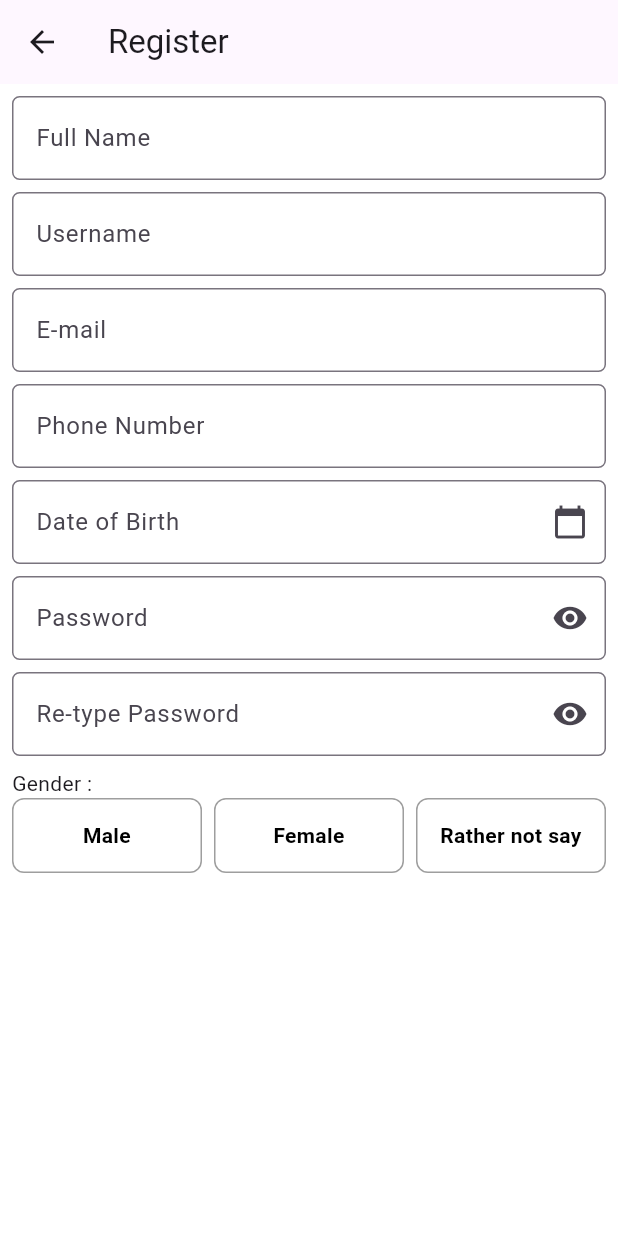
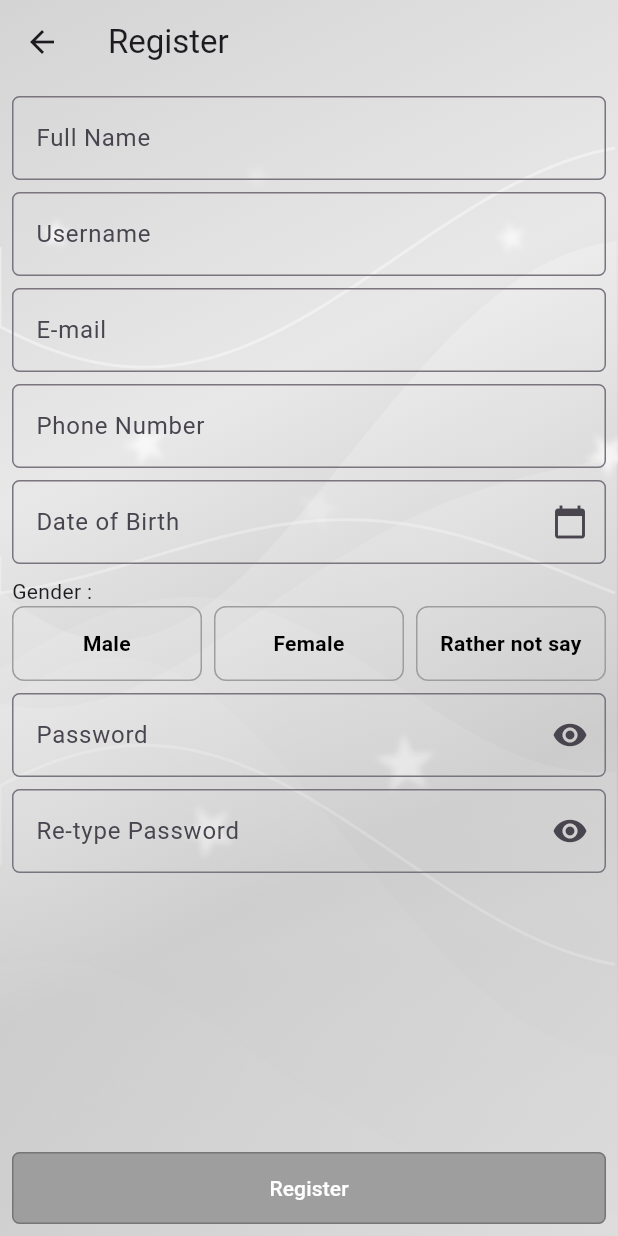
Before and after one commit to NicholasWjy24/SilverStar, a Flutter app: the RegisterScreen screen opened directly, on a phone screen of 412 x 824 dp. Run offline on Flutter 3.47's test engine with Material 3 defaults, Android fonts, the phone set to English and light mode, and no system bars; our stand-ins replace cloud_firestore, firebase_auth, firebase_core; accounts and stored records are empty.

Commit message:
fix: fix background appbar sudah tidak berwarna putih

```diff
--- a/lib/view/Register_Screen.dart
+++ b/lib/view/Register_Screen.dart
@@ -23,7 +23,6 @@ class _RegisterScreenState extends State<RegisterScreen> {
   final TextEditingController birthDateController = TextEditingController();
   final TextEditingController genderController = TextEditingController();
   final TextEditingController phoneNumberController = TextEditingController();
-  final TextEditingController addressController = TextEditingController();
 
   bool obscureTextPassword = true;
   bool obscureTextConfirmPassword = true;
@@ -31,8 +30,11 @@ class _RegisterScreenState extends State<RegisterScreen> {
   @override
   Widget build(BuildContext context) {
     return Scaffold(
-      appBar: AppBar(title: Text('Register')),
-      body: SafeArea(
+      extendBodyBehindAppBar: true,
+      backgroundColor: Colors.transparent,
+      appBar: AppBar(title: Text('Register'), backgroundColor: Colors.transparent,),
+      body: SilkyMetallicBackground(
+        child: SafeArea(
           child: Padding(
             padding: EdgeInsetsGeometry.all(8),
             child: Column(
@@ -106,6 +108,12 @@ class _RegisterScreenState extends State<RegisterScreen> {
                   },
                 ),
                 const SizedBox(height: 8),
+                Column(
+                  mainAxisAlignment: MainAxisAlignment.start,
+                  crossAxisAlignment: CrossAxisAlignment.start,
+                  children: [Text('Gender : '), GenderToggle()],
+                ),
+                const SizedBox(height: 8),
                 TextField(
                   controller: passwordController,
                   obscureText: obscureTextPassword,
@@ -149,16 +157,27 @@ class _RegisterScreenState extends State<RegisterScreen> {
                     labelText: "Re-type Password",
                   ),
                 ),
-              const SizedBox(height: 8),
-              Column(
-                mainAxisAlignment: MainAxisAlignment.start,
-                crossAxisAlignment: CrossAxisAlignment.start,
-                children: [
-                  Text('Gender : '),
-                  GenderToggle(),
+                Spacer(),
+                SizedBox(
+                  width: double.infinity,
+                  child: TextButton(
+                    style: TextButton.styleFrom(
+                      backgroundColor: Colors.grey,
+                      foregroundColor: Colors.white,
+                      shape: RoundedRectangleBorder(
+                        borderRadius: BorderRadius.circular(5),
+                        side: const BorderSide(color: Colors.black26, width: 1),
+                      ),
+                      padding: const EdgeInsets.symmetric(vertical: 14),
+                    ),
+                    onPressed: () {
+
+                    },
+                    child: const Text("Register"),
+                  ),
+                ),
               ],
             ),
-            ],
           ),
         ),
       ),
```
Lines whose indentation alone changed are shown as unchanged.
